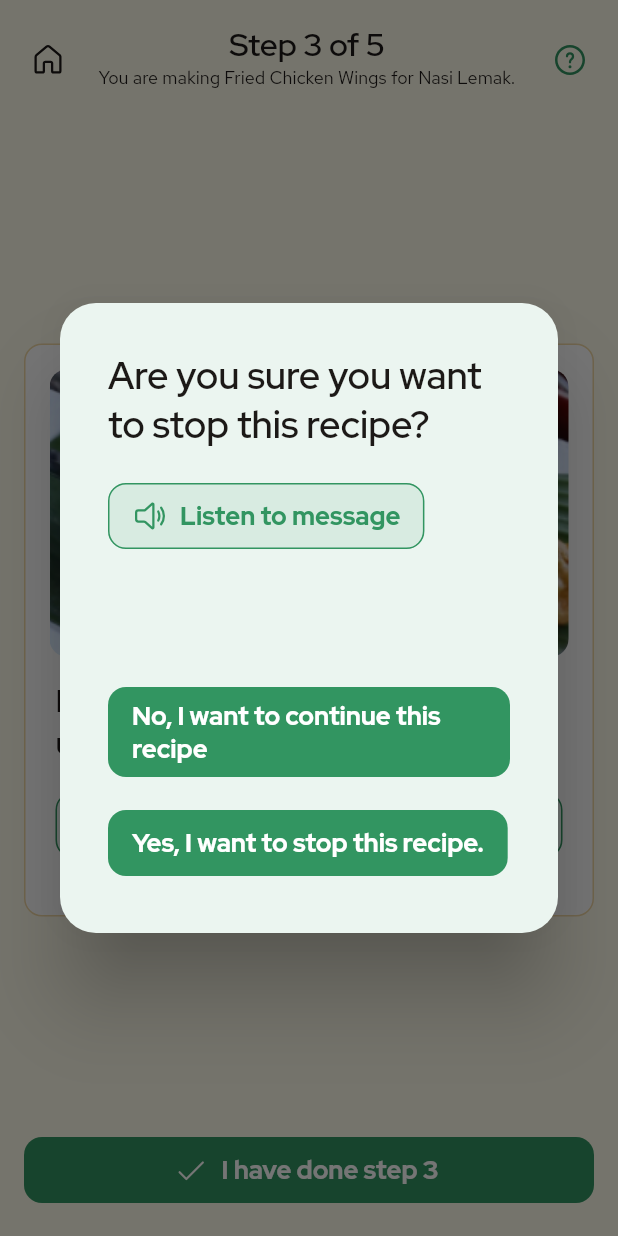
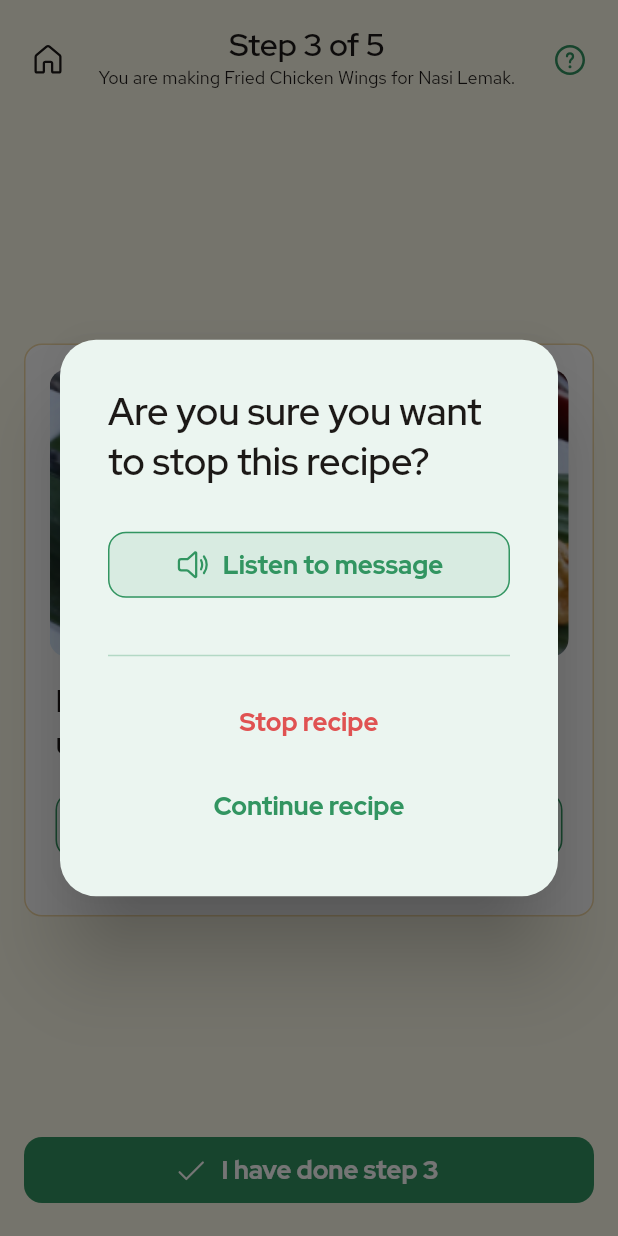
Before and after one commit to cervonwong/mint, a Flutter app: the StepDetailScreen screen opened by its route, after a tap on an icon or button, on a phone screen of 412 x 824 dp. Run offline on Flutter 3.47's test engine with Material 2 defaults, Android fonts, the phone set to English and light mode, and no system bars; our stand-ins replace cloud_firestore, firebase_core, fluentui_system_icons; accounts and stored records are empty.

```diff
--- a/lib/main/ui/constants/color_constants.dart
+++ b/lib/main/ui/constants/color_constants.dart
@@ -30,4 +30,5 @@ class ColorConstants {
   static const ivory200 = Color(0xFFF3D9A5);
 
   static const redPrimary = Color(0xFFE05252);
+  static const redLightOverlay = Color(0x0DE05252); // 5%.
 }
--- a/lib/main/ui/constants/theme_constants.dart
+++ b/lib/main/ui/constants/theme_constants.dart
@@ -19,6 +19,7 @@ class ThemeConstants {
     // Other themeData.
     appBarTheme: appBarTheme,
     dialogTheme: dialogTheme,
+    dividerTheme: dividerIvoryThemeData,
     elevatedButtonTheme: elevatedButton7ThemeData,
     iconTheme: iconThemeData,
     inputDecorationTheme: inputDecorationTheme,
@@ -173,6 +174,16 @@ class ThemeConstants {
       borderRadius: BorderRadius.circular(24.0),
     ),
   );
+  static final dividerIvoryThemeData = const DividerThemeData(
+    color: ColorConstants.ivory200,
+    thickness: 1.0,
+    space: 1.0,
+  );
+  static final dividerGreenThemeData = const DividerThemeData(
+    color: ColorConstants.greenBorder,
+    thickness: 1.0,
+    space: 1.0,
+  );
   static final elevatedButton7ThemeData = ElevatedButtonThemeData(
     style: ButtonStyle(
       textStyle: MaterialStateProperty.all<TextStyle>(
@@ -230,6 +241,41 @@ class ThemeConstants {
       ),
     ),
   );
+  static final textButton7ThemeData = TextButtonThemeData(
+    style: ButtonStyle(
+      textStyle: MaterialStateProperty.all(ThemeConstants.button7),
+      shape: MaterialStateProperty.all(
+        RoundedRectangleBorder(
+          borderRadius: BorderRadius.circular(12.0),
+        ),
+      ),
+      visualDensity: const VisualDensity(vertical: 2.0, horizontal: 2.0),
+      foregroundColor: MaterialStateProperty.resolveWith<Color>((states) {
+        if (states.contains(MaterialState.disabled)) {
+          return ColorConstants.blackTertiary;
+        }
+        return ColorConstants.greenPrimary;
+      }),
+    ),
+  );
+  static final textButton7ErrorThemeData = TextButtonThemeData(
+    style: ButtonStyle(
+      textStyle: MaterialStateProperty.all(ThemeConstants.button7),
+      shape: MaterialStateProperty.all(
+        RoundedRectangleBorder(
+          borderRadius: BorderRadius.circular(12.0),
+        ),
+      ),
+      visualDensity: const VisualDensity(vertical: 2.0, horizontal: 2.0),
+      overlayColor: MaterialStateProperty.all(ColorConstants.redLightOverlay),
+      foregroundColor: MaterialStateProperty.resolveWith<Color>((states) {
+        if (states.contains(MaterialState.disabled)) {
+          return ColorConstants.blackTertiary;
+        }
+        return ColorConstants.redPrimary;
+      }),
+    ),
+  );
   static const iconThemeData = IconThemeData(
     color: ColorConstants.greenPrimary,
   );
--- a/lib/main/ui/screens/trainee/step_detail_screen.dart
+++ b/lib/main/ui/screens/trainee/step_detail_screen.dart
@@ -5,6 +5,7 @@
 import 'package:flutter/material.dart';
 
 import 'package:fluentui_system_icons/fluentui_system_icons.dart';
+import 'package:flutter/rendering.dart';
 
 import '../../constants/color_constants.dart';
 import '../../constants/theme_constants.dart';
@@ -142,29 +143,29 @@ class ExitRecipeConfirmationDialog extends StatelessWidget {
     return Dialog(
       child: Padding(
         padding: const EdgeInsets.all(32.0),
+        child: IntrinsicWidth(
+          child: Theme(
+            data: Theme.of(context).copyWith(
+              dividerTheme: ThemeConstants.dividerGreenThemeData,
+            ),
             child: Column(
               mainAxisSize: MainAxisSize.min,
-          crossAxisAlignment: CrossAxisAlignment.start,
+              crossAxisAlignment: CrossAxisAlignment.stretch,
               children: [
                 SelectableText(
                   'Are you sure you want to stop this recipe?',
                   style: ThemeConstants.headline5,
                 ),
-            const SizedBox(height: 16.0),
+                const SizedBox(height: 24.0),
                 ListenButton(
                   text:
                       'Are you sure you want to stop this recipe? <INSERT MORE EXPLANATION HERE>',
                   labelType: LabelType.message,
                 ),
-            const SizedBox(height: 86.0),
-            ElevatedButton7(
-              onPressed: () {
-                Navigator.pop(context); // Pop dialog.
-              },
-              child: const Text('No, I want to continue this recipe'),
-            ),
+                const SizedBox(height: 32.0),
+                const Divider(),
                 const SizedBox(height: 16.0),
-            ElevatedButton7(
+                TextButton7.error(
                   onPressed: () {
                     Navigator.pop(context); // Pop dialog.
 
@@ -176,9 +177,17 @@ class ExitRecipeConfirmationDialog extends StatelessWidget {
                           context, RecipeCatalogueScreen.routeName);
                     }
                   },
-              child: const Text('Yes, I want to stop this recipe.'),
+                  child: const Text('Stop recipe'),
+                ),
+                TextButton7(
+                  onPressed: () {
+                    Navigator.pop(context); // Pop dialog.
+                  },
+                  child: const Text('Continue recipe'),
                 ),
               ],
+            ),
+          ),
         ),
       ),
     );
--- a/lib/main/ui/shared_components/shared_buttons.dart
+++ b/lib/main/ui/shared_components/shared_buttons.dart
@@ -88,3 +88,62 @@ class ElevatedButtonWithIcon7 extends StatelessWidget {
     );
   }
 }
+
+class TextButton7 extends StatelessWidget {
+  final void Function()? onPressed;
+  final void Function()? onLongPress;
+  final ButtonStyle? style;
+  final FocusNode? focusNode;
+  final bool autofocus;
+  final Clip clipBehavior;
+  final Widget child;
+
+  late final bool isError;
+
+  TextButton7({
+    Key? key,
+    this.onPressed,
+    this.onLongPress,
+    this.style,
+    this.focusNode,
+    this.autofocus = false,
+    this.clipBehavior = Clip.none,
+    required this.child,
+  }) : super(key: key) {
+    isError = false;
+  }
+
+  TextButton7.error({
+    Key? key,
+    this.onPressed,
+    this.onLongPress,
+    this.style,
+    this.focusNode,
+    this.autofocus = false,
+    this.clipBehavior = Clip.none,
+    required this.child,
+  }) : super(key: key) {
+    isError = true;
+  }
+
+  @override
+  Widget build(BuildContext context) {
+    return Theme(
+      data: Theme.of(context).copyWith(
+        textButtonTheme: isError
+            ? ThemeConstants.textButton7ErrorThemeData
+            : ThemeConstants.textButton7ThemeData,
+      ),
+      child: TextButton(
+        key: key,
+        onPressed: onPressed,
+        onLongPress: onLongPress,
+        style: style,
+        focusNode: focusNode,
+        autofocus: autofocus,
+        clipBehavior: clipBehavior,
+        child: child,
+      ),
+    );
+  }
+}
```
Lines whose indentation alone changed are shown as unchanged.
